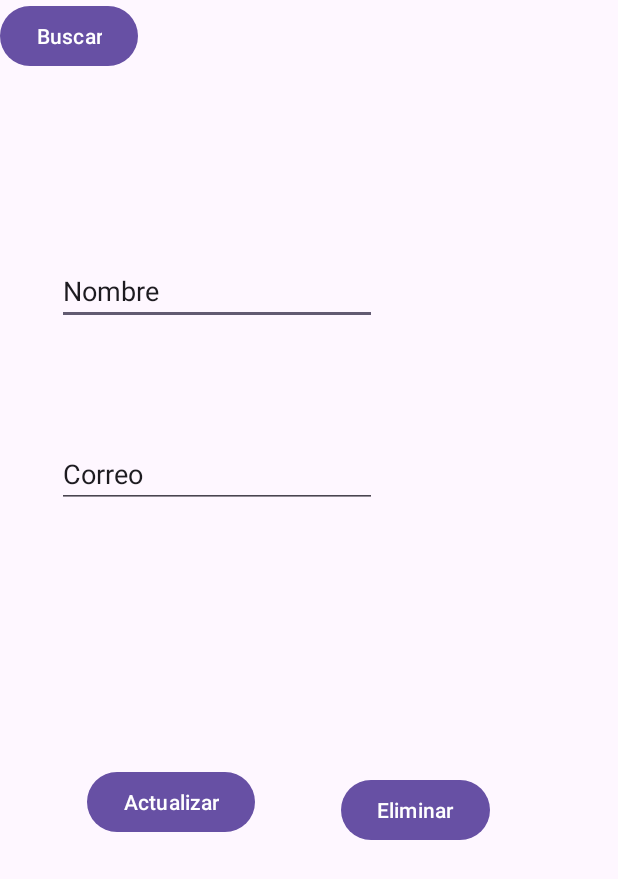
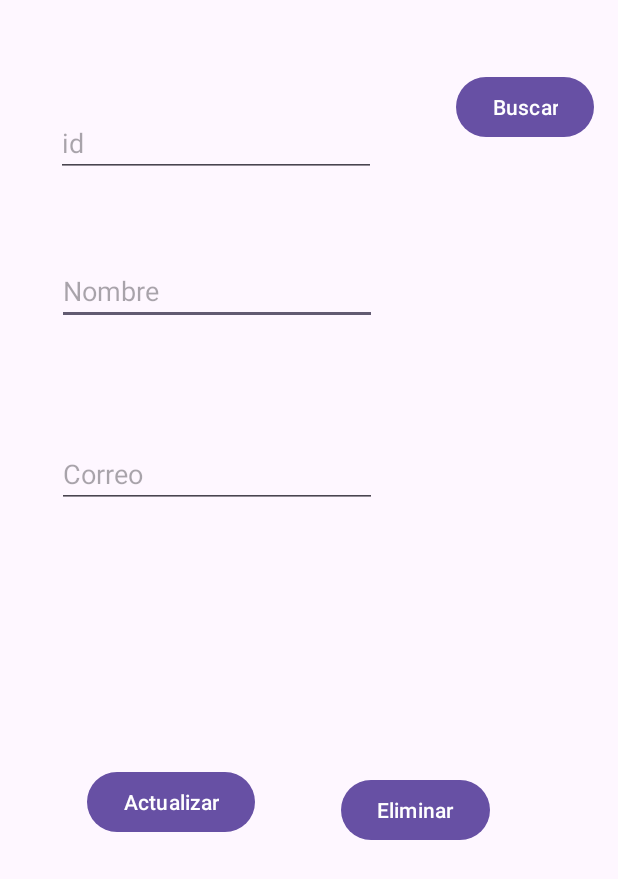
Before and after one commit to BayronSoto-19/Semana_12_SQLITE, an Android app: the layout activity_mantener.xml on its own in the app's theme, with its tools: preview values and no code run, on a phone screen of 412 x 824 dp. Shown: the top 879 px of the screen. Run offline under Robolectric (Android 15) with nearby library versions, the phone set to English and light mode, and no system bars.

Commit message:
sql lit, aqui las cosultas con base de datos

```diff
--- a/app/src/main/java/com/example/semana_12_sqlite/Controlador/Utility.java
+++ b/app/src/main/java/com/example/semana_12_sqlite/Controlador/Utility.java
@@ -11,7 +11,7 @@ public class Utility {
 
 
     public static final String CREAR_TABLA_USUARIO="CREATE TABLE "
-            +TABLE_USUARIO+" ("+CAMPO_ID+ " INTEGER, "+ CAMPO_NOMBRE+" TEXT, "+ CAMPO_CORREO+" TEXT)";
+            +TABLE_USUARIO+" ("+CAMPO_ID+ "INTEGER, "+ CAMPO_NOMBRE+"TEXT, "+ CAMPO_CORREO+" TEXT)";
 
 }
 
--- a/app/src/main/res/layout/activity_mantener.xml
+++ b/app/src/main/res/layout/activity_mantener.xml
@@ -7,7 +7,7 @@
     tools:context=".Vista.mantener">
 
     <EditText
-        android:id="@+id/editTextText"
+        android:id="@+id/txtnombre"
         android:layout_width="wrap_content"
         android:layout_height="wrap_content"
         android:layout_marginStart="39dp"
@@ -16,14 +16,14 @@
         android:layout_marginBottom="62dp"
         android:ems="10"
         android:inputType="text"
-        android:text="Nombre"
-        app:layout_constraintBottom_toTopOf="@+id/editTextText3"
+        android:hint="Nombre"
+        app:layout_constraintBottom_toTopOf="@+id/txtcorreo"
         app:layout_constraintEnd_toEndOf="parent"
         app:layout_constraintStart_toStartOf="parent"
-        app:layout_constraintTop_toBottomOf="@+id/editTextText2" />
+        app:layout_constraintTop_toBottomOf="@+id/txtid" />
 
     <EditText
-        android:id="@+id/editTextText2"
+        android:id="@+id/txtid"
         android:layout_width="wrap_content"
         android:layout_height="wrap_content"
         android:layout_marginStart="39dp"
@@ -31,15 +31,15 @@
         android:layout_marginBottom="51dp"
         android:ems="10"
         android:inputType="text"
-        android:text="id"
-        app:layout_constraintBottom_toTopOf="@+id/editTextText3"
+        android:hint="id"
+        app:layout_constraintBottom_toTopOf="@+id/txtcorreo"
         app:layout_constraintEnd_toStartOf="@+id/btnSearh"
         app:layout_constraintHorizontal_bias="1.0"
         app:layout_constraintStart_toStartOf="parent"
         app:layout_constraintTop_toTopOf="parent" />
 
     <EditText
-        android:id="@+id/editTextText3"
+        android:id="@+id/txtcorreo"
         android:layout_width="wrap_content"
         android:layout_height="wrap_content"
         android:layout_marginStart="39dp"
@@ -48,19 +48,23 @@
         android:layout_marginBottom="99dp"
         android:ems="10"
         android:inputType="text"
-        android:text="Correo"
+        android:hint="Correo"
         app:layout_constraintBottom_toTopOf="@+id/btnUpdate"
         app:layout_constraintEnd_toEndOf="parent"
         app:layout_constraintStart_toStartOf="parent"
-        app:layout_constraintTop_toBottomOf="@+id/editTextText2" />
+        app:layout_constraintTop_toBottomOf="@+id/txtid" />
 
     <Button
         android:id="@+id/btnSearh"
         android:layout_width="wrap_content"
         android:layout_height="wrap_content"
         android:text="Buscar"
-        tools:layout_editor_absoluteX="302dp"
-        tools:layout_editor_absoluteY="47dp" />
+        app:layout_constraintBottom_toBottomOf="parent"
+        app:layout_constraintEnd_toEndOf="parent"
+        app:layout_constraintHorizontal_bias="0.949"
+        app:layout_constraintStart_toStartOf="parent"
+        app:layout_constraintTop_toTopOf="parent"
+        app:layout_constraintVertical_bias="0.061" />
 
     <Button
         android:id="@+id/btnUpdate"
--- a/app/src/main/res/layout/activity_registrar.xml
+++ b/app/src/main/res/layout/activity_registrar.xml
@@ -13,7 +13,7 @@
         android:ems="10"
         android:hint="id"
         android:inputType="text"
-        android:text="Id"
+
         app:layout_constraintBottom_toBottomOf="parent"
         app:layout_constraintEnd_toEndOf="parent"
         app:layout_constraintHorizontal_bias="0.208"
@@ -27,7 +27,7 @@
         android:layout_height="wrap_content"
         android:ems="10"
         android:inputType="text"
-        android:text="Nombre"
+        android:hint="Nombre"
         app:layout_constraintBottom_toBottomOf="parent"
         app:layout_constraintEnd_toEndOf="parent"
         app:layout_constraintHorizontal_bias="0.208"
@@ -41,7 +41,7 @@
         android:layout_height="wrap_content"
         android:ems="10"
         android:inputType="text"
-        android:text="Rut"
+        android:hint="Gmail"
         app:layout_constraintBottom_toBottomOf="parent"
         app:layout_constraintEnd_toEndOf="parent"
         app:layout_constraintHorizontal_bias="0.164"
```
Also changed, not shown: app/src/main/java/com/example/semana_12_sqlite/Vista/MainActivity.java (+14 -2 lines), app/src/main/java/com/example/semana_12_sqlite/Vista/listar.java (+68 -3 lines), app/src/main/java/com/example/semana_12_sqlite/Vista/mantener.java (+109 -0 lines).
